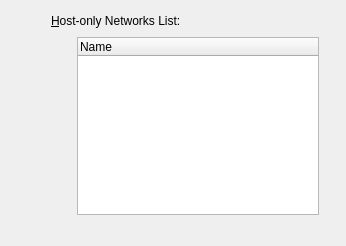
jljuxgm/vboxgit, file vbox/src/VBox/Frontends/VirtualBox/ui/VBoxGLSettingsNetwork.ui: the form before one commit.
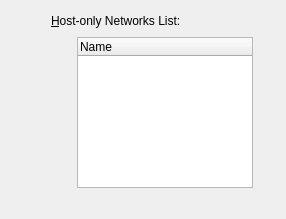
The form after the commit. Custom widgets are drawn as their Qt base class.

Commit message:
commit_18259 ------------------------------------------------------------------------ r18259 | vboxsync | 2009-03-25 21:57:55 +0800 (Wed, 25 Mar 2009) | 2 lines
FE/Qt4: fixed sizes on the Mac for the global language & network settings

------------------------------------------------------------------------

```diff
--- a/vbox/src/VBox/Frontends/VirtualBox/ui/VBoxGLSettingsNetwork.ui
+++ b/vbox/src/VBox/Frontends/VirtualBox/ui/VBoxGLSettingsNetwork.ui
@@ -17,17 +17,17 @@
  additional information or have any questions.
  </comment>
  <class>VBoxGLSettingsNetwork</class>
- <widget class="QWidget" name="VBoxGLSettingsNetwork" >
-  <property name="geometry" >
+ <widget class="QWidget" name="VBoxGLSettingsNetwork">
+  <property name="geometry">
    <rect>
     <x>0</x>
     <y>0</y>
-    <width>346</width>
-    <height>246</height>
+    <width>286</width>
+    <height>219</height>
    </rect>
   </property>
-  <layout class="QGridLayout" >
-   <item row="0" column="0" >
+  <layout class="QGridLayout" name="gridLayout">
+   <item row="0" column="0">
     <spacer>
      <property name="orientation" >
       <enum>Qt::Horizontal</enum>
@@ -43,9 +43,9 @@
      </property>
     </spacer>
    </item>
-   <item row="0" column="1" colspan="3" >
-    <widget class="QLabel" name="mLbPageName" >
-     <property name="text" >
+   <item row="0" column="1" colspan="4">
+    <widget class="QLabel" name="mLbPageName">
+     <property name="text">
       <string>&amp;Host-only Networks List:</string>
      </property>
      <property name="buddy" >
@@ -53,29 +53,10 @@
      </property>
     </widget>
    </item>
-   <item row="1" column="1" rowspan="2" >
-    <spacer>
-     <property name="orientation" >
-      <enum>Qt::Horizontal</enum>
-     </property>
-     <property name="sizeType" >
-      <enum>QSizePolicy::Fixed</enum>
-     </property>
-     <property name="sizeHint" >
-      <size>
-       <width>20</width>
-       <height>10</height>
-      </size>
-     </property>
-    </spacer>
-   </item>
-   <item row="1" column="2" rowspan="2" >
-    <widget class="QTreeWidget" name="mTwInterfaces" >
-     <property name="rootIsDecorated" >
-      <bool>false</bool>
-     </property>
-     <property name="sizePolicy" >
-      <sizepolicy vsizetype="Expanding" hsizetype="Expanding" >
+   <item row="1" column="2" rowspan="2">
+    <widget class="QTreeWidget" name="mTwInterfaces">
+     <property name="sizePolicy">
+      <sizepolicy hsizetype="Expanding" vsizetype="Expanding">
        <horstretch>0</horstretch>
        <verstretch>0</verstretch>
       </sizepolicy>
@@ -89,6 +70,9 @@
      <property name="whatsThis" >
       <string>Lists all available host-only networks.</string>
      </property>
+     <property name="rootIsDecorated">
+      <bool>false</bool>
+     </property>
      <column>
       <property name="text" >
        <string>Name</string>
@@ -96,16 +80,32 @@
      </column>
     </widget>
    </item>
-   <item row="1" column="3" >
-    <widget class="VBoxToolBar" name="mTbActions" >
-     <property name="orientation" >
+   <item row="1" column="3">
+    <widget class="VBoxToolBar" name="mTbActions">
+     <property name="orientation">
       <enum>Qt::Horizontal</enum>
      </property>
     </widget>
    </item>
-   <item row="2" column="3" >
+   <item row="2" column="1">
     <spacer>
-     <property name="orientation" >
+     <property name="orientation">
+      <enum>Qt::Horizontal</enum>
+     </property>
+     <property name="sizeType">
+      <enum>QSizePolicy::Fixed</enum>
+     </property>
+     <property name="sizeHint" stdset="0">
+      <size>
+       <width>20</width>
+       <height>20</height>
+      </size>
+     </property>
+    </spacer>
+   </item>
+   <item row="2" column="3">
+    <spacer>
+     <property name="orientation">
       <enum>Qt::Vertical</enum>
      </property>
      <property name="sizeType" >
@@ -119,10 +119,26 @@
      </property>
     </spacer>
    </item>
-   <item row="3" column="2" >
-    <widget class="QLabel" name="mLbInfo" >
-     <property name="sizePolicy" >
-      <sizepolicy vsizetype="Minimum" hsizetype="Expanding" >
+   <item row="2" column="4">
+    <spacer name="mSpacer1">
+     <property name="orientation">
+      <enum>Qt::Horizontal</enum>
+     </property>
+     <property name="sizeType">
+      <enum>QSizePolicy::Expanding</enum>
+     </property>
+     <property name="sizeHint" stdset="0">
+      <size>
+       <width>2</width>
+       <height>20</height>
+      </size>
+     </property>
+    </spacer>
+   </item>
+   <item row="3" column="2" colspan="3">
+    <widget class="QLabel" name="mLbInfo">
+     <property name="sizePolicy">
+      <sizepolicy hsizetype="Expanding" vsizetype="Minimum">
        <horstretch>0</horstretch>
        <verstretch>0</verstretch>
       </sizepolicy>
```
Left out of the diff: 29 changed lines with no effect on the pictures. The commit also changes 2 other files.
